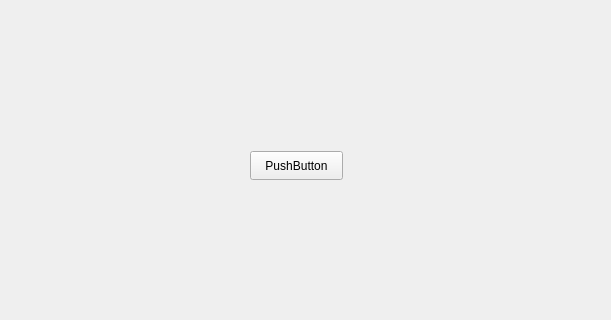
Old version of the form mainwindow.ui in the repository Benjambon/EmploiDuTemps-ESEO; both pictures show x 100 to 711 and y 99 to 419 of the 800 by 600 pixel window.
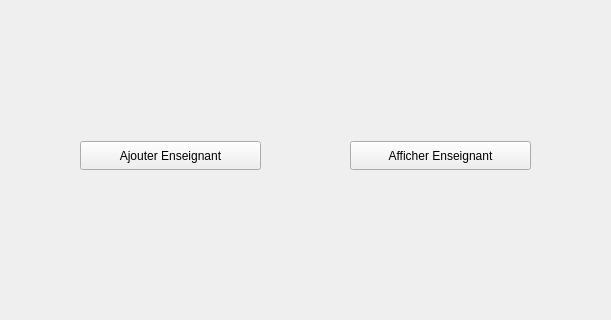
New version of the form.

Commit message: test bouton afficherenseignant

The edit to the form file:
```diff
--- a/mainwindow.ui
+++ b/mainwindow.ui
@@ -17,14 +17,27 @@
    <widget class="QPushButton" name="btnAjouterEnseignant">
     <property name="geometry">
      <rect>
-      <x>350</x>
-      <y>250</y>
-      <width>93</width>
+      <x>180</x>
+      <y>240</y>
+      <width>181</width>
       <height>29</height>
      </rect>
     </property>
     <property name="text">
-     <string>PushButton</string>
+     <string>Ajouter Enseignant</string>
+    </property>
+   </widget>
+   <widget class="QPushButton" name="btnAfficherEnseignants">
+    <property name="geometry">
+     <rect>
+      <x>450</x>
+      <y>240</y>
+      <width>181</width>
+      <height>29</height>
+     </rect>
+    </property>
+    <property name="text">
+     <string>Afficher Enseignant</string>
     </property>
    </widget>
   </widget>
```
The commit also changes 2 other files.
